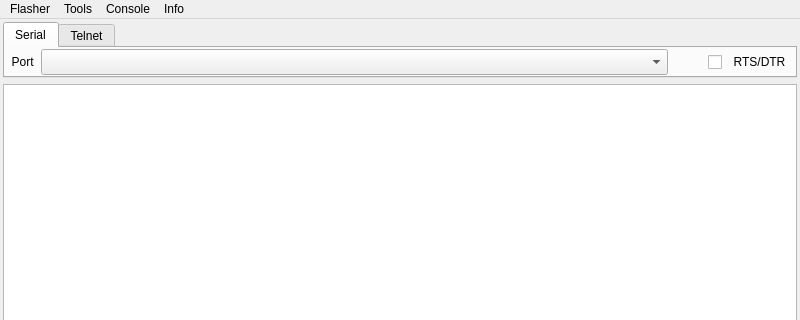
Before: the Qt Designer form tools/camflasher/camflasher.ui in remibert/pycameresp, drawn with Qt 5; both pictures show x 0 to 800 and y 0 to 320 of the 800 by 600 pixel window.
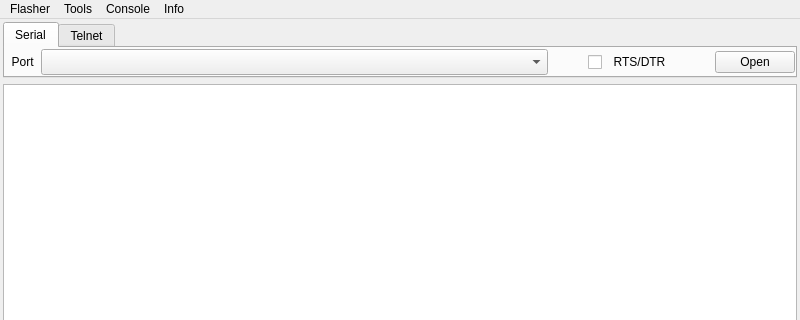
After: the same form once the commit is applied. The open tabs and pages were chosen to show the change. Icons and pictures are not drawn.

Commit message: ergonomics improvement of camflasher

```diff
--- a/tools/camflasher/camflasher.ui
+++ b/tools/camflasher/camflasher.ui
@@ -153,6 +153,29 @@
           </property>
          </spacer>
         </item>
+        <item row="0" column="5">
+         <widget class="QPushButton" name="button_serial_open">
+          <property name="text">
+           <string>Open</string>
+          </property>
+         </widget>
+        </item>
+        <item row="0" column="4">
+         <spacer name="horizontalSpacer_4">
+          <property name="orientation">
+           <enum>Qt::Horizontal</enum>
+          </property>
+          <property name="sizeType">
+           <enum>QSizePolicy::Minimum</enum>
+          </property>
+          <property name="sizeHint" stdset="0">
+           <size>
+            <width>40</width>
+            <height>20</height>
+           </size>
+          </property>
+         </spacer>
+        </item>
        </layout>
       </widget>
       <widget class="QWidget" name="tab_telnet">
```
Left out of the diff: 2 changed lines with no effect on the pictures. The commit also changes 9 other files.
